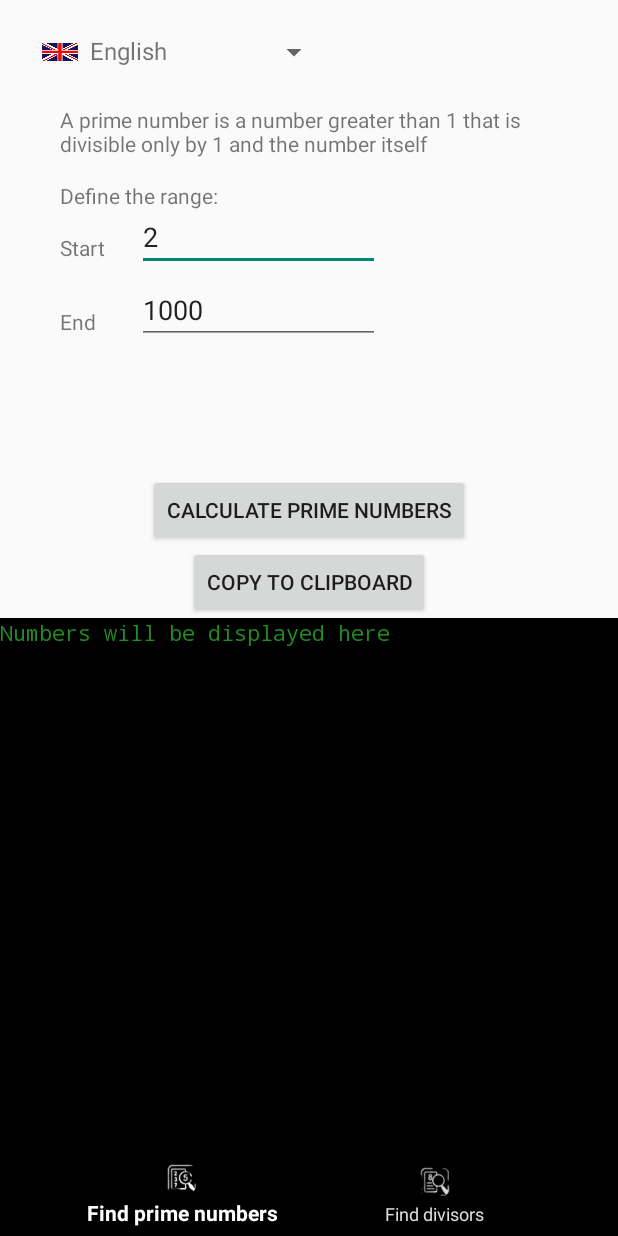
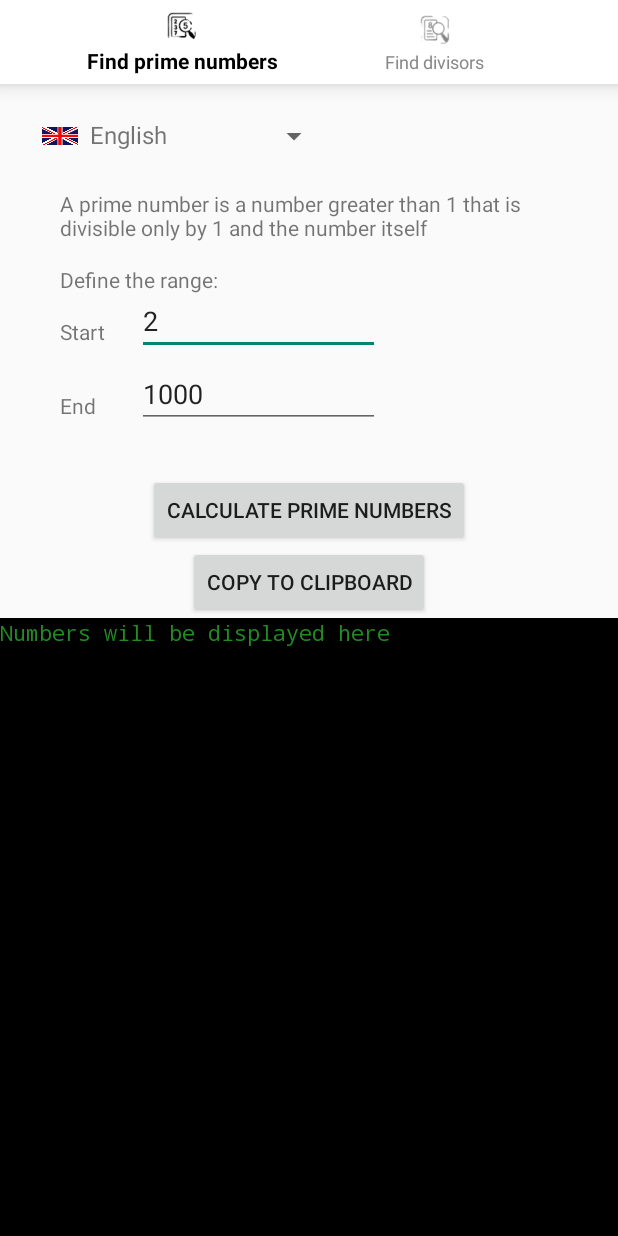
Before and after one commit to vadiohead/PrimeNumbers, an Android app: the screen it shows after launch (MainActivity), on a phone screen of 412 x 824 dp. Run offline under Robolectric (Android 15) with nearby library versions, the light colour scheme and no system bars.

Commit message:
interface upgrade

```diff
--- a/app/src/main/java/com/example/primenumbers/MainActivity.java
+++ b/app/src/main/java/com/example/primenumbers/MainActivity.java
@@ -394,7 +394,7 @@ public class MainActivity extends AppCompatActivity {
         spinner.setAdapter(adapter);
 
         // initialise views
-        bottomNav = findViewById(R.id.bottom_navigation);
+        bottomNav = findViewById(R.id.navigation);
         prime = bottomNav.getMenu().getItem(0);
         divis = bottomNav.getMenu().getItem(1);
 
@@ -419,7 +419,7 @@ public class MainActivity extends AppCompatActivity {
         primeLayout = findViewById(R.id.prime_layout);
         divisorLayout = findViewById(R.id.divisor_layout);
 
-        bottomNav = findViewById(R.id.bottom_navigation);
+        bottomNav = findViewById(R.id.navigation);
         bottomNav.setOnItemSelectedListener(item -> {
             if (item.getItemId() == R.id.nav_primes) {
                 currentLayout = 0;
--- a/app/src/main/java/com/example/primenumbers/SpinnerIcons.java
+++ b/app/src/main/java/com/example/primenumbers/SpinnerIcons.java
@@ -3,7 +3,7 @@
  * used in MainActivity to display flags of languages
  *
  * @author clyde
- * @version 1.1igti
+ * @version 1.1
  */
 package com.example.primenumbers;
 
--- a/app/src/main/res/color/nav_item_color.xml
+++ b/app/src/main/res/color/nav_item_color.xml
@@ -1,5 +1,5 @@
 <?xml version="1.0" encoding="utf-8"?>
 <selector xmlns:android="http://schemas.android.com/apk/res/android">
-    <item android:color="@color/white" android:state_checked="true"/>
-    <item android:color="#dcdcdc" android:state_checked="false"/>
+    <item android:color="@color/black" android:state_checked="true"/>
+    <item android:color="#888888" android:state_checked="false"/>
 </selector>
--- a/app/src/main/res/layout/activity_main.xml
+++ b/app/src/main/res/layout/activity_main.xml
@@ -1,6 +1,7 @@
 <?xml version="1.0" encoding="utf-8"?>
 <androidx.constraintlayout.widget.ConstraintLayout xmlns:android="http://schemas.android.com/apk/res/android"
     xmlns:app="http://schemas.android.com/apk/res-auto"
+    xmlns:tools="http://schemas.android.com/tools"
     android:id="@+id/main_layout"
     android:layout_width="match_parent"
     android:layout_height="match_parent">
@@ -13,7 +14,7 @@
         android:layout_marginStart="20dp"
         android:layout_marginTop="10dp"
         app:layout_constraintStart_toStartOf="parent"
-        app:layout_constraintTop_toTopOf="parent" />
+        app:layout_constraintTop_toBottomOf="@id/navigation" />
 
     <!-- Shared ScrollView in the bottom half -->
     <ScrollView
@@ -23,7 +24,7 @@
         android:fillViewport="true"
         android:background="#000000"
         app:layout_constraintTop_toBottomOf="@id/guideline_half"
-        app:layout_constraintBottom_toTopOf="@id/bottom_navigation"
+        app:layout_constraintBottom_toBottomOf="parent"
         app:layout_constraintStart_toStartOf="parent"
         app:layout_constraintEnd_toEndOf="parent">
 
@@ -45,15 +46,16 @@
 
     <!-- Bottom Navigation -->
     <com.google.android.material.bottomnavigation.BottomNavigationView
-        android:id="@+id/bottom_navigation"
+        android:id="@+id/navigation"
         android:layout_width="0dp"
         android:layout_height="wrap_content"
         android:visibility="visible"
+        android:background="@color/white"
         app:itemIconTint="@color/nav_item_color"
         app:itemTextColor="@color/nav_item_color"
-        app:layout_constraintBottom_toBottomOf="parent"
         app:layout_constraintEnd_toEndOf="parent"
         app:layout_constraintStart_toStartOf="parent"
+        app:layout_constraintTop_toTopOf="parent"
         app:menu="@menu/navigation_menu" />
 
     <!-- Guideline to split screen in half -->
```
Also changed, not shown: gradle/wrapper/gradle-wrapper.properties, 3 other files.
